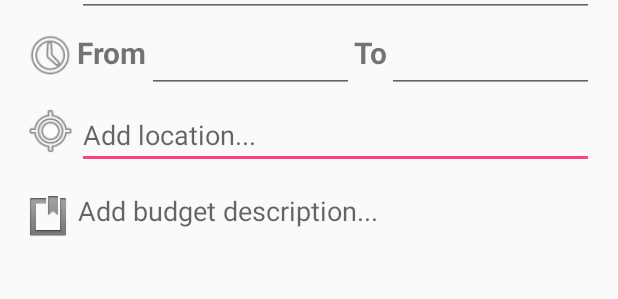
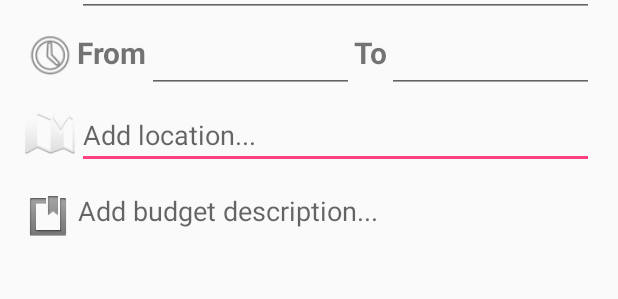
Before and after one commit to MingHiew/BudgetYourTime, an Android app: the layout content_add_edit_item.xml on its own in the app's theme, with its tools: preview values and no code run, on a phone screen of 412 x 824 dp. Shown: the part 139-438 px from the top of the screen. Run offline under Robolectric (Android 15) with nearby library versions, the phone set to English and light mode, and no system bars; plain views replace CustomAutoCompleteTextView.

Commit message:
Added Location services

```diff
--- a/app/src/main/java/ch/supsi/minhhieu/budgetyourtime/AddEditItemActivity.java
+++ b/app/src/main/java/ch/supsi/minhhieu/budgetyourtime/AddEditItemActivity.java
@@ -102,7 +102,7 @@ public class AddEditItemActivity extends FragmentActivity {
             @Override
             public void onItemClick(AdapterView<?> parent, View view, int position, long id) {
                 String description = (String) parent.getItemAtPosition(position).toString();
-                Toast.makeText(AddEditItemActivity.this, description, Toast.LENGTH_SHORT).show();
+                //Toast.makeText(AddEditItemActivity.this, description, Toast.LENGTH_SHORT).show();
             }
         });
     }
--- a/app/src/main/res/layout/content_add_edit_item.xml
+++ b/app/src/main/res/layout/content_add_edit_item.xml
@@ -1,6 +1,5 @@
 <?xml version="1.0" encoding="utf-8"?>
 <LinearLayout xmlns:android="http://schemas.android.com/apk/res/android"
-    xmlns:app="http://schemas.android.com/apk/res-auto"
     xmlns:tools="http://schemas.android.com/tools"
     xmlns:whatever="http://schemas.android.com/apk/res-auto"
     android:layout_width="match_parent"
@@ -101,7 +100,7 @@
         <ImageView
             android:layout_width="35dp"
             android:layout_height="match_parent"
-            android:src="@android:drawable/ic_menu_mylocation"
+            android:src="@android:drawable/ic_dialog_map"
             android:layout_gravity="left" />
         <co.geeksters.googleplaceautocomplete.lib.CustomAutoCompleteTextView
             android:id="@+id/locationAutocomplete"
```
Also changed, not shown: app/src/main/AndroidManifest.xml (+7 -0 lines), app/src/main/res/values/strings.xml (+14 -0 lines), app/src/main/res/mipmap-hdpi/ic_launcher.png, app/src/main/res/mipmap-mdpi/ic_launcher.png, app/src/main/res/mipmap-xhdpi/ic_launcher.png, app/src/main/res/mipmap-xxhdpi/ic_launcher.png, app/src/main/res/mipmap-xxxhdpi/ic_launcher.png.
